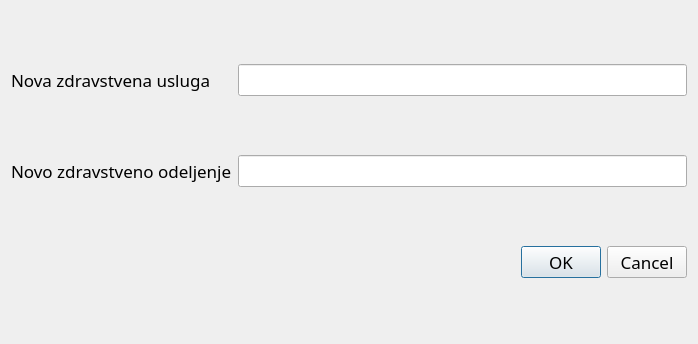
Above: dialog.ui from karadzic1101/Usluzni_program_zdr_usluga before the change. Below: the same form after it.
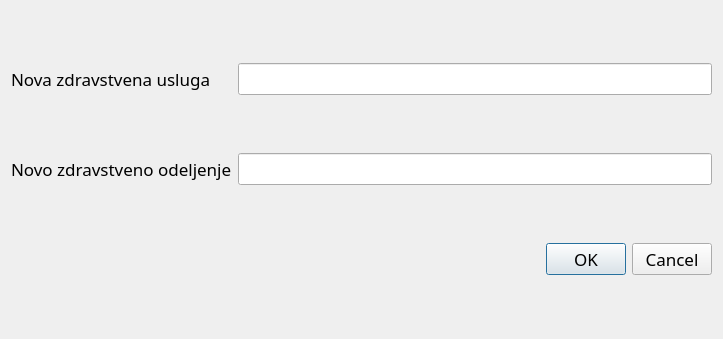
That is the form after the change.

What changed in the file:
```diff
--- a/dialog.ui
+++ b/dialog.ui
@@ -6,8 +6,8 @@
    <rect>
     <x>0</x>
     <y>0</y>
-    <width>698</width>
-    <height>344</height>
+    <width>723</width>
+    <height>339</height>
    </rect>
   </property>
   <property name="font">
@@ -27,7 +27,7 @@
      </property>
     </widget>
    </item>
-   <item row="2" column="1">
+   <item row="3" column="1">
     <widget class="QDialogButtonBox" name="buttonBox">
      <property name="standardButtons">
       <set>QDialogButtonBox::Cancel|QDialogButtonBox::Ok</set>
```
Left out of the diff: 26 changed lines with no effect on the pictures.
